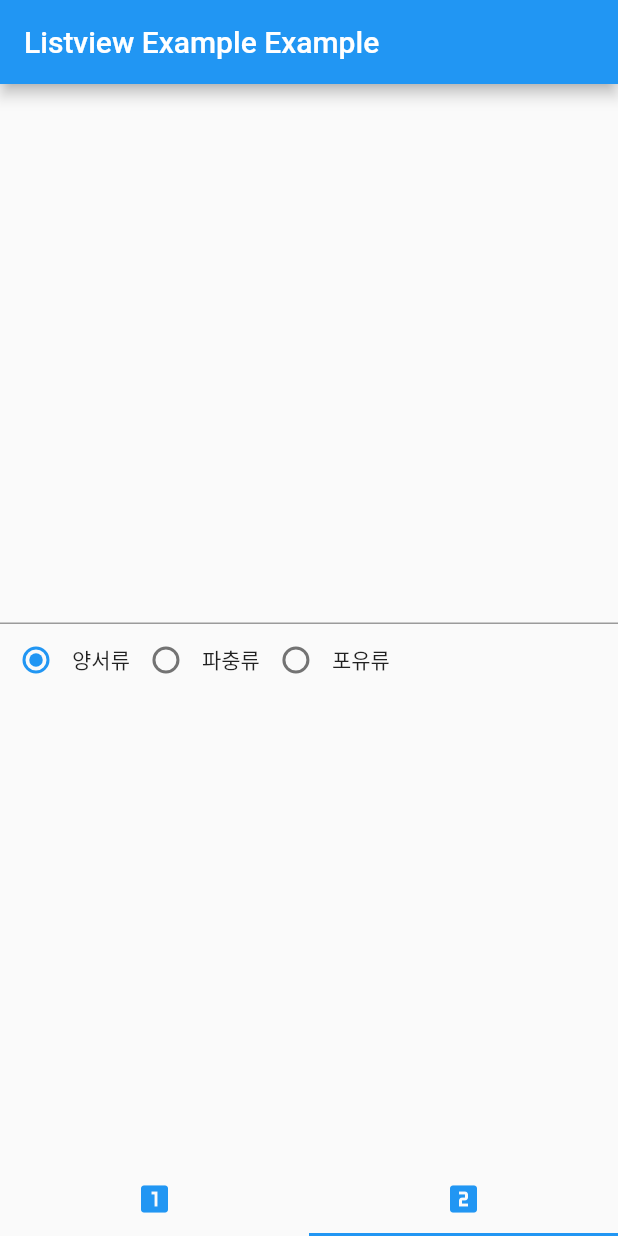
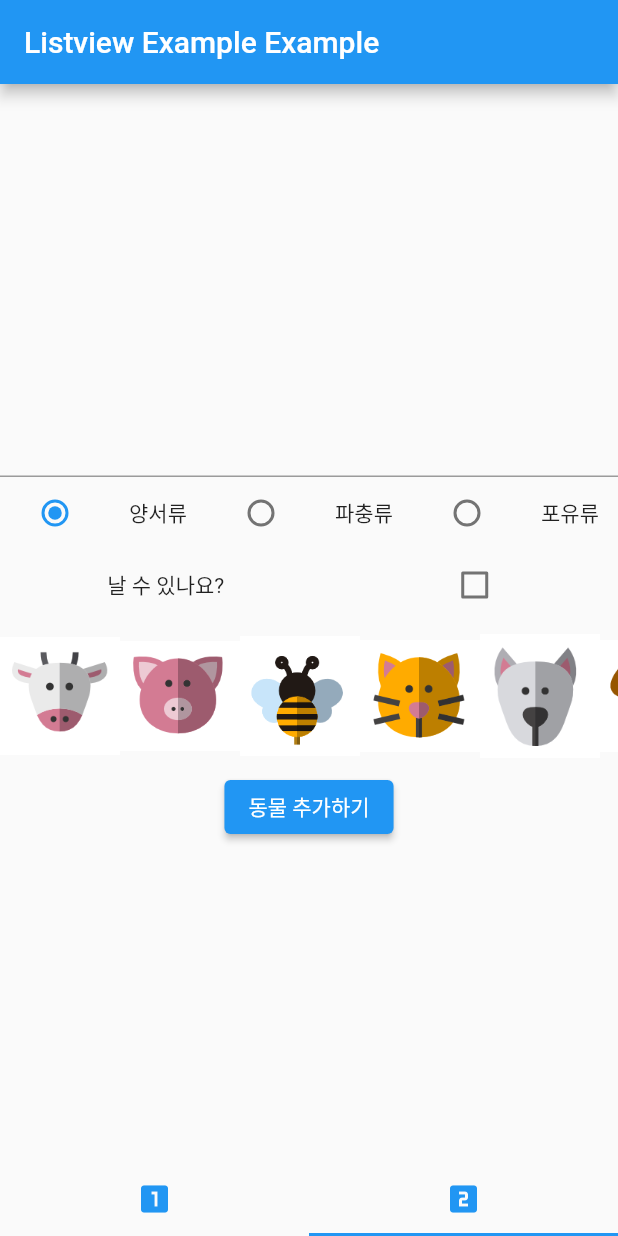
Before and after one commit to pti0904/listview_example, a Flutter app: the screen it shows after launch, tab 2 chosen, on a phone screen of 412 x 824 dp. Run offline on Flutter 3.47's test engine with Material 2 defaults, Android fonts, the phone set to English and light mode, and no system bars.

Commit message:
아직 에러뜸

```diff
--- a/lib/Sub/secondPage.dart
+++ b/lib/Sub/secondPage.dart
@@ -13,45 +13,165 @@ class _SecondApp extends State<SecondApp> {
   final nameController = TextEditingController();
   int? _radioValue = 0;
   bool? flyExist = false;
+  String? _imagePath;
 
   @override
   Widget build(BuildContext context) {
     return Scaffold(
       body: Container(
         child: Center(
-          child: Column(
-              mainAxisAlignment: MainAxisAlignment.center,
-              children: <Widget>[
+          child: Column(mainAxisAlignment: MainAxisAlignment.center, children: <
+              Widget>[
             TextField(
               controller: nameController,
               keyboardType: TextInputType.text,
               maxLines: 1,
             ),
-                Row(
-                  children: <Widget>[
-                    Radio(value: 0,
-                        groupValue: _radioValue,
-                        onChanged: _radioChange),
+            //동물 종류 선택 라디오 버튼, value인덱스값,groupvalue는 그룹화,onchange는 이벤트처리
+            Row(children: <Widget>[
+              Radio(value: 0, groupValue: _radioValue, onChanged: _radioChange),
               Text('양서류'),
-                    Radio(value: 1,
-                        groupValue: _radioValue,
-                        onChanged: _radioChange),
+              Radio(value: 1, groupValue: _radioValue, onChanged: _radioChange),
               Text('파충류'),
-                    Radio(value: 2,
-                        groupValue: _radioValue,
-                        onChanged: _radioChange),
+              Radio(value: 2, groupValue: _radioValue, onChanged: _radioChange),
               Text('포유류'),
+            ], mainAxisAlignment: MainAxisAlignment.spaceAround),
+            //날수있는지 체크박스
+            Row(children: <Widget>[
+              Text('날 수 있나요?'),
+              Checkbox(
+                  value: flyExist,
+                  onChanged: (bool? check) {
+                    setState(() {
+                      flyExist = check;
+                    });
+                  })
+            ], mainAxisAlignment: MainAxisAlignment.spaceAround),
+            //동물 이미지로 고르기 Row위젯은 이미지 화면 벗어나면 다 표시 못해서 container child:ListView리스트뷰사용
+            //scrollDirection 이용해서 가로로 변경 가능
+            // Row(
+            //     children: <Widget>[
+            //
+            Container(
+              height: 100,
+              child: ListView(
+                scrollDirection: Axis.horizontal,
+                children: <Widget>[GestureDetector(
+                  child: Image.asset('repo/images/cow.png', width: 80),
+                  onTap: () {
+                    //_imagePath라는 이름이 아직 정의가 안됨
+                    _imagePath = 'repo/image/cow.png';
+                  },
+                ),
+                  GestureDetector(
+                    child: Image.asset('repo/images/pig.png', width: 80),
+                    onTap: () {
+                      _imagePath = 'repo/image/pig.png';
+                    },
+                  ),
+                  GestureDetector(
+                    child: Image.asset('repo/images/bee.png', width: 80),
+                    onTap: () {
+                      _imagePath = 'repo/image/bee.png';
+                    },
+                  ),
+                  GestureDetector(
+                    child: Image.asset('repo/images/cat.png', width: 80),
+                    onTap: () {
+                      _imagePath = 'repo/image/cat.png';
+                    },
+                  ),
+                  GestureDetector(
+                    child: Image.asset('repo/images/wolf.png', width: 80),
+                    onTap: () {
+                      //_imagePath라는 이름이 아직 정의가 안됨
+                      _imagePath = 'repo/image/wolf.png';
+                    },
+                  ),
+                  GestureDetector(
+                    child: Image.asset('repo/images/dog.png', width: 80),
+                    onTap: () {
+                      _imagePath = 'repo/image/dog.png';
+                    },
+                  ),
+                  GestureDetector(
+                    child: Image.asset('repo/images/fox.png', width: 80),
+                    onTap: () {
+                      _imagePath = 'repo/image/fox.png';
+                    },
+                  ),
+                  GestureDetector(
+                    child: Image.asset('repo/images/monkey.png', width: 80),
+                    onTap: () {
+                      _imagePath = 'repo/image/monkey.png';
+                    },
+                  ),
                 ],
+
               ),
-              ]
+            ),
+
+
+            //위젯들을 양쪽 여백 사이에 균일하게 배치하기위해 mainAxis
+
+            //동물추가하기 버튼만들기
+            ElevatedButton(child: Text('동물 추가하기'),
+                onPressed: () {
+                  var animal = Animal(
+                      animalName: nameController.value.text,
+                      kind: getKind(_radioValue),
+                      imagePath: _imagePath,
+                      flyExist: flyExist);
+                  AlertDialog dialog = AlertDialog(
+                    title: Text('동물 추가하기'),
+                    content: Text(
+                      '이 동물은 ${animal.animalName} 입니다.'
+                          '또 동물의 종류는 ${animal.kind}입니다.\n이 동물을 추가하시겠습니까?',
+                      style: TextStyle(fontSize: 30.0),
+                    ),
+                    actions: [
+                      ElevatedButton(
+                        onPressed: () {
+                          widget.list?.add(animal);
+                          Navigator.of(context).pop();
+                        },
+                        child: Text('예'),
+                      ),
+                      ElevatedButton(
+                        onPressed: () {
+                          Navigator.of(context).pop();
+                        },
+                        child: Text('아니요'),
+                      ),
+                    ],
+                  );
+                  showDialog(
+                      context: context,
+                      builder: (BuildContext context) => dialog);
+                })
+
+
+          ],
           ),
         ),
       ),
     );
   }
-  _radioChange(int? value){
-    setState(() {
-      _radioValue = value;
+
+  //라디오체인지 함수로 정의해서 버튼 인덱스값 넣기
+  _radioChange(int? value) {
+    setState((){
+      _radioValue= value!;
     });
   }
+    getKind(int? _radioValue) {
+      switch (_radioValue) {
+        case 0:
+          return "양서류";
+        case 1:
+          return "파충류";
+        case 2:
+          return "포유류";
       }
+    }
+  }
```
Lines whose indentation alone changed are shown as unchanged.
